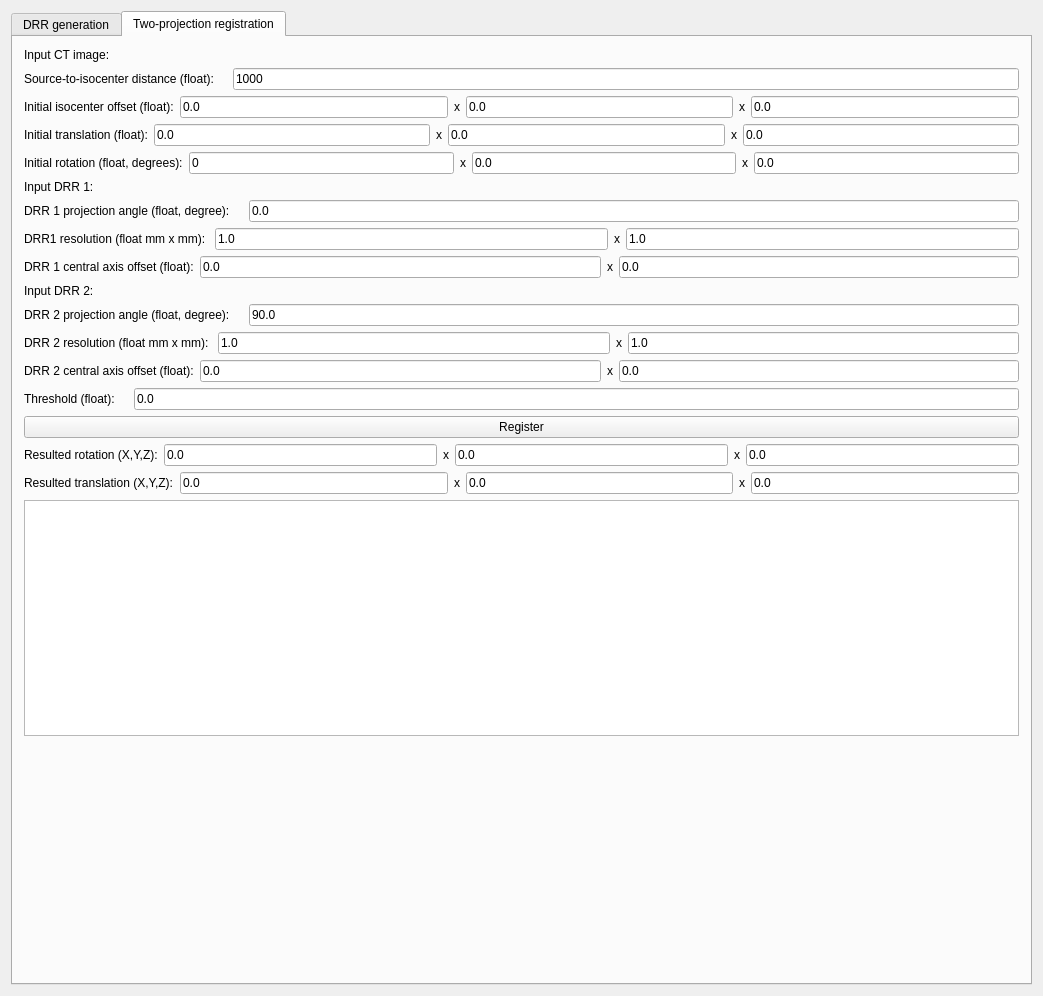
Old version of the form Plugins/org.mitk.lancet.nodeeditor/src/internal/NodeEditorControls.ui in the repository zzhou7/MITK_lancet.
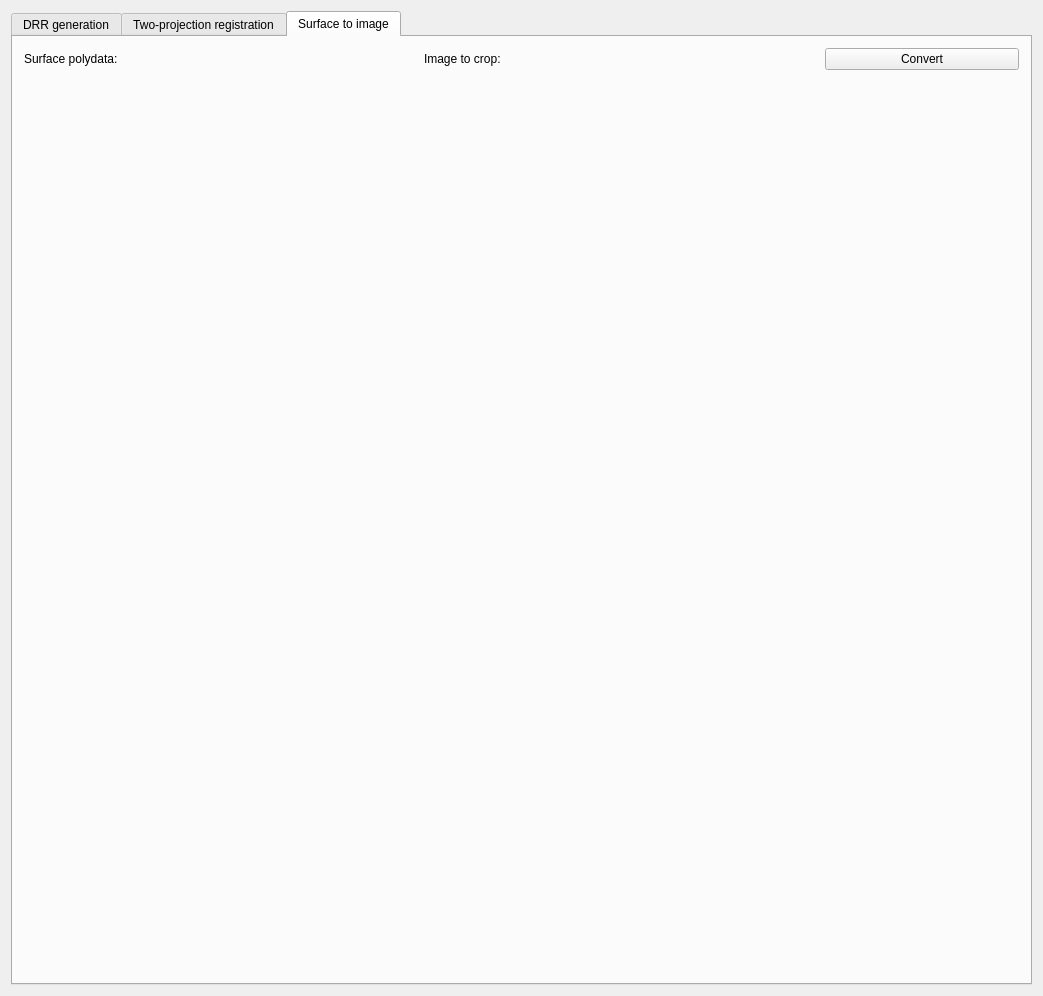
New version of the form. The open tabs and pages were chosen to show the change. Custom widgets are drawn as their Qt base class.

Commit message:
naming optimization
naming optimization according to the MITK naming convention

```diff
--- a/Plugins/org.mitk.lancet.nodeeditor/src/internal/NodeEditorControls.ui
+++ b/Plugins/org.mitk.lancet.nodeeditor/src/internal/NodeEditorControls.ui
@@ -42,13 +42,7 @@
             </widget>
            </item>
            <item>
-            <widget class="QmitkSingleNodeSelectionWidget" name="widget_DRR" native="true"/>
-           </item>
-           <item>
-            <widget class="QmitkSingleNodeSelectionWidget" name="widget_Poly" native="true"/>
-           </item>
-           <item>
-            <widget class="QmitkSingleNodeSelectionWidget" name="widget_CropImage" native="true"/>
+            <widget class="QmitkSingleNodeSelectionWidget" name="drrCtImageSingleNodeSelectionWidget" native="true"/>
            </item>
           </layout>
          </item>
@@ -1057,6 +1051,57 @@
        </item>
       </layout>
      </widget>
+     <widget class="QWidget" name="tab_7">
+      <attribute name="title">
+       <string>Surface to image</string>
+      </attribute>
+      <layout class="QVBoxLayout" name="verticalLayout_4">
+       <item>
+        <layout class="QHBoxLayout" name="horizontalLayout_8">
+         <item>
+          <widget class="QLabel" name="label_22">
+           <property name="text">
+            <string>Surface polydata: </string>
+           </property>
+          </widget>
+         </item>
+         <item>
+          <widget class="QmitkSingleNodeSelectionWidget" name="widget_Poly" native="true"/>
+         </item>
+         <item>
+          <widget class="QLabel" name="label_26">
+           <property name="text">
+            <string>Image to crop:</string>
+           </property>
+          </widget>
+         </item>
+         <item>
+          <widget class="QmitkSingleNodeSelectionWidget" name="widget_CropImage" native="true"/>
+         </item>
+         <item>
+          <widget class="QPushButton" name="surfaceToImagePushButton">
+           <property name="text">
+            <string>Convert</string>
+           </property>
+          </widget>
+         </item>
+        </layout>
+       </item>
+       <item>
+        <spacer name="verticalSpacer_3">
+         <property name="orientation">
+          <enum>Qt::Vertical</enum>
+         </property>
+         <property name="sizeHint" stdset="0">
+          <size>
+           <width>20</width>
+           <height>40</height>
+          </size>
+         </property>
+        </spacer>
+       </item>
+      </layout>
+     </widget>
     </widget>
    </item>
   </layout>
```
Left out of the diff: 104 changed lines with no effect on the pictures. The commit also changes 1 other file.
